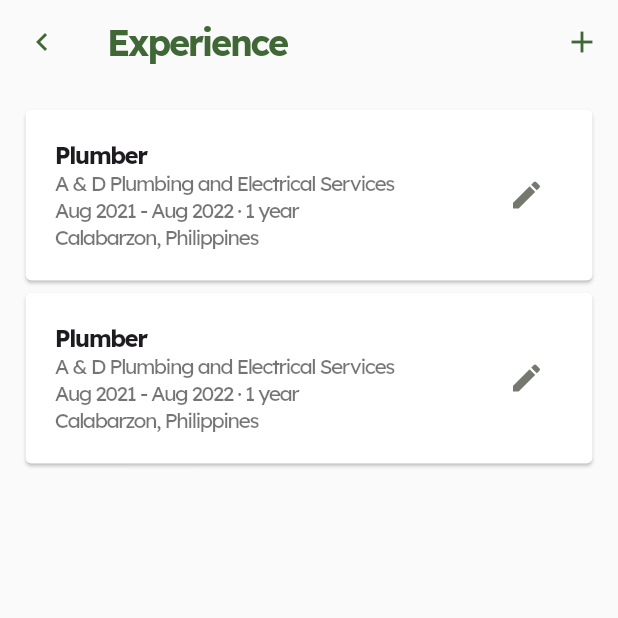
After one commit to karlopenguini/gawa-app, a Flutter app: the KagawaProfilePage screen opened directly, after a tap on the "edit" icon, on a phone screen of 412 x 824 dp, the top half of it. The commit adds this screen. Run offline on Flutter 3.47's test engine with Material 3 defaults, Android fonts, the phone set to English and light mode, and no system bars; our stand-ins replace animated_text_kit, cloud_firestore, confetti, firebase_auth, firebase_core, flutter_form_builder and 6 more; accounts and stored records are empty; network calls fail; key blocks and very long unbroken strings in the code were emptied for the run.

Commit message:
Kagawa Edit Profile
-The edit button for experiences doesn't work (Idk how to make it work)
-The cards have preset values

```diff
--- a/lib/main.dart
+++ b/lib/main.dart
@@ -14,10 +14,11 @@ void main() async {
 
   runApp(ProviderScope(
       child: MaterialApp(
+          debugShowCheckedModeBanner: false,
           theme: ThemeData(
             useMaterial3: false,
             textTheme: GoogleFonts.lexendTextTheme(),
-            colorScheme: ColorScheme.fromSeed(seedColor: const Color(0xffff0000)), // 0xff0087f9 hex for Gawa blue
+            colorScheme: ColorScheme.fromSeed(seedColor: const Color(0xff0cff10)), // 0xff0087f9 hex for Gawa blue
           ),
           home: const AuthenticatedWidget(
             child: SafeArea(child: MainLayout()),
--- /dev/null
+++ b/lib/profile/presentation/pages/kagawa_experience_edit.dart
@@ -0,0 +1,207 @@
+import 'package:flutter/cupertino.dart';
+import 'package:flutter/material.dart';
+import 'package:flutter_form_builder/flutter_form_builder.dart';
+import 'package:form_builder_validators/form_builder_validators.dart';
+
+class KagawaExperienceEdit extends StatefulWidget {
+  const KagawaExperienceEdit({super.key});
+
+  @override
+  State<KagawaExperienceEdit> createState() => _KagawaExperienceEditState();
+}
+
+class _KagawaExperienceEditState extends State<KagawaExperienceEdit> {
+  final _formKey = GlobalKey<FormBuilderState>();
+
+  String title = 'Plumber';
+  String company = "Tubero Experts' Plumbing Services";
+  String location = "San Pedro, Laguna";
+  bool editing = false;
+
+  @override
+  Widget build(BuildContext context) {
+    final theme = Theme.of(context);
+    Icon action_icon;
+    Widget page;
+
+    editing ? (page = edit(theme), action_icon = Icon(Icons.close))
+        : (page = cards(), action_icon = Icon(Icons.add));
+
+    return Scaffold(
+      appBar: AppBar(
+        foregroundColor: theme.colorScheme.primary,
+        shadowColor: Colors.transparent,
+        leading: IconButton(
+          onPressed: () {
+            Navigator.pop(context);
+          },
+          icon: const Icon(Icons.chevron_left),
+        ),
+        actions: [
+          IconButton(onPressed: () {
+            setState(() {
+              editing = !editing;
+            });
+          }, icon: action_icon)
+        ],
+        backgroundColor: Colors.transparent,
+        title: const Text("Experience",
+            style: TextStyle(
+              fontSize: 24,
+              fontWeight: FontWeight.bold,
+              letterSpacing: -1.5,
+            )),
+
+      ),
+      body: Container(
+        child: page
+      ),
+    );
+  }
+
+  Padding cards() {
+    return Padding(
+          padding: const EdgeInsets.all(13),
+          child: Column(
+            children: [
+              DetailsCard(),
+              DetailsCard(),
+            ],
+          ),
+        );
+  }
+
+  Padding edit(ThemeData theme) {
+    return Padding(
+          padding: const EdgeInsets.symmetric(horizontal: 13),
+          child: FormBuilder(
+            key: _formKey,
+            child: SingleChildScrollView(
+              child: Column(
+                crossAxisAlignment: CrossAxisAlignment.start,
+                children: [
+                  FormBuilderTextField(
+                    name: "title",
+                    initialValue: title,
+                    minLines: 1,
+                    maxLines: 1,
+                    decoration: const InputDecoration(
+                        labelText: "Title", hintText: "Ex. Plumber"),
+                  ),
+                  FormBuilderTextField(
+                    name: "company",
+                    initialValue: company,
+                    minLines: 1,
+                    maxLines: 1,
+                    decoration: const InputDecoration(
+                        labelText: "Company name",
+                        hintText: "Ex. Tubero Experts' Plumbing Services"),
+                  ),
+                  FormBuilderTextField(
+                    name: "location",
+                    initialValue: location,
+                    minLines: 1,
+                    maxLines: 1,
+                    decoration: const InputDecoration(
+                        labelText: "Location",
+                        hintText: "Ex. Makati, Metro Manila"),
+                  ),
+
+                  FormBuilderDateRangePicker(
+                    name: 'start_end',
+                    decoration: const InputDecoration(
+                        labelText: "Start Date - End Date"
+                    ),
+                    firstDate: DateTime(1888),
+                    lastDate: DateTime.now(),
+                  ),
+
+                  const SizedBox(height: 16),
+
+                  MaterialButton(
+                    color: theme.colorScheme.primary,
+                    minWidth: double.infinity,
+                    padding: const EdgeInsets.symmetric(vertical: 14),
+                    onPressed: () {
+                      // Validate and save the form values
+                      _formKey.currentState?.saveAndValidate();
+                      debugPrint(_formKey.currentState?.value.toString());
+
+                      // On another side, can access all field values without saving form with instantValues
+                      _formKey.currentState?.validate();
+                      debugPrint(_formKey.currentState?.instantValue.toString());
+                    },
+                    child: const Text('Save',
+                        style: TextStyle(
+                          color: Colors.white,
+                        )),
+                  )
+                ],
+              ),
+            ),
+          ),
+        );
+  }
+}
+
+
+// The edit button doesn't work (Idk how to make it work)
+class DetailsCard extends StatelessWidget {
+  const DetailsCard({
+    super.key,
+  });
+
+  @override
+  Widget build(BuildContext context) {
+    final theme = Theme.of(context);
+    return Card(
+      child: Padding(
+        padding: const EdgeInsets.all(20),
+        child: Row(
+          mainAxisAlignment: MainAxisAlignment.spaceBetween,
+          children: [
+            Column(
+              crossAxisAlignment: CrossAxisAlignment.start,
+              children: [
+                Column(
+                  crossAxisAlignment: CrossAxisAlignment.start,
+                  children: [
+                    Text("Plumber",
+                        style: TextStyle(
+                            fontSize: 16,
+                            fontWeight: FontWeight.bold,
+                            letterSpacing: -1.0)),
+                    Text("A & D Plumbing and Electrical Services",
+                        style: TextStyle(
+                            fontSize: 14,
+                            color: Colors.black54,
+                            letterSpacing: -1.0)),
+                    Text("Aug 2021 - Aug 2022 · 1 year",
+                        style: TextStyle(
+                            fontSize: 14,
+                            color: Colors.black54,
+                            letterSpacing: -1.0)),
+                    Text("Calabarzon, Philippines",
+                        style: TextStyle(
+                            fontSize: 14,
+                            color: Colors.black54,
+                            letterSpacing: -1.0)),
+                  ],
+                )
+              ],
+            ),
+            IconButton(
+              icon: Icon(Icons.edit),
+              color: theme.colorScheme.outline,
+              onPressed: () {
+                // setState(() {
+                //   selectedIndex = value;
+                // });
+              },
+            ),
+          ],
+        ),
+      ),
+    );
+  }
+}
--- a/lib/profile/presentation/pages/kagawa_profile_page.dart
+++ b/lib/profile/presentation/pages/kagawa_profile_page.dart
@@ -1,6 +1,8 @@
 // ignore_for_file: prefer_const_constructors, avoid_unnecessary_containers
 
+import 'package:app/profile/presentation/pages/kagawa_experience_edit.dart';
 import 'package:app/profile/presentation/widgets/kagawa_calling_card.dart';
+import 'package:app/profile/presentation/pages/kagawa_profile_edit.dart';
 import 'package:flutter/material.dart';
 import 'package:syncfusion_flutter_calendar/calendar.dart';
 import 'package:flutter/rendering.dart';
@@ -272,10 +274,13 @@ class _KagawaProfilePageState extends State<KagawaProfilePage> {
           ),
           actions: [
             IconButton(
-              icon: const Icon(Icons.chat_bubble_outline, size: 18),
+              icon: const Icon(Icons.edit, size: 20),
               tooltip: 'Open chat of this kagawa',
               onPressed: () {
-                // handle the press
+                Navigator.push(
+                  context,
+                  MaterialPageRoute(builder: (context) => const KagawaProfileEdit()),
+                );
               },
             ),
           ],
@@ -309,14 +314,29 @@ class _KagawaProfilePageState extends State<KagawaProfilePage> {
                           horizontal: 13, vertical: 24),
                       margin: const EdgeInsets.fromLTRB(0, 0, 0, 13),
                       color: Colors.white,
-                      child: const Column(
+                      child: Column(
                         crossAxisAlignment: CrossAxisAlignment.start,
                         children: [
-                          Text("Experience",
-                              style: TextStyle(
-                                  fontSize: 20,
-                                  color: Colors.black,
-                                  letterSpacing: -1.0)),
+                          Row(
+                            mainAxisAlignment: MainAxisAlignment.spaceBetween,
+                            children: [
+                              Text("Experience",
+                                  style: TextStyle(
+                                      fontSize: 20,
+                                      color: Colors.black,
+                                      letterSpacing: -1.0)),
+                              IconButton(
+                                  icon: Icon(Icons.edit),
+                                  color: theme.colorScheme.outline,
+                                  onPressed: () {
+                                    Navigator.push(
+                                    context,
+                                    MaterialPageRoute(builder: (context) => const KagawaExperienceEdit()),
+                                  );
+                                },
+                              )
+                            ],
+                          ),
                           SizedBox(height: 13),
                           Column(
                             crossAxisAlignment: CrossAxisAlignment.start,
```
Also changed, not shown: lib/profile/presentation/pages/kagawa_profile_edit.dart (added, +159 -0 lines).
